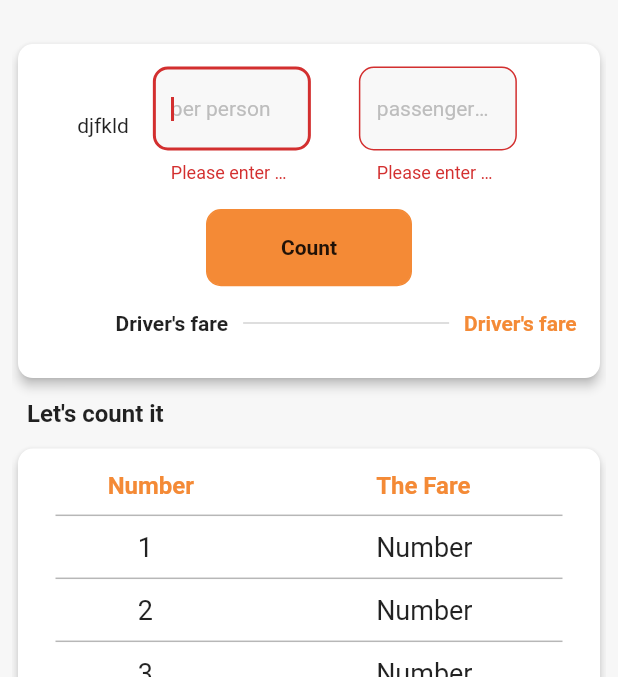
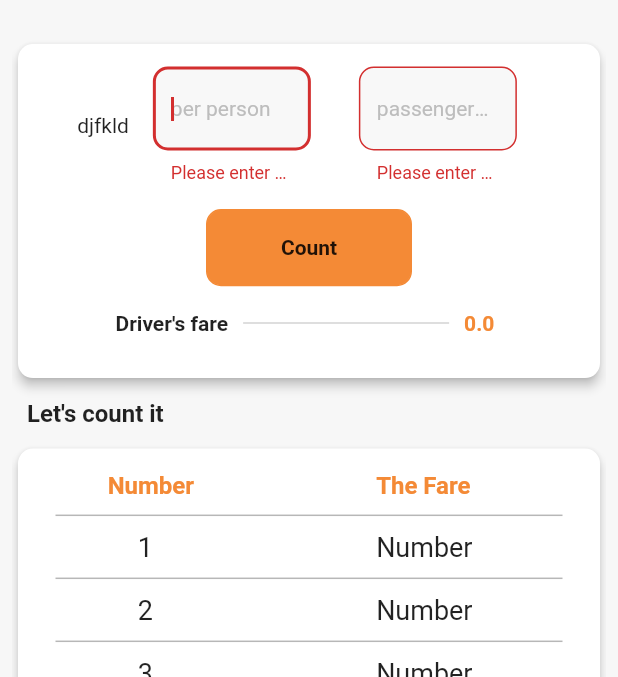
Before and after one commit to Manar-Emad/Ogrity, a Flutter app: the HomeScreen screen opened directly, after a tap on "Count", on a phone screen of 412 x 824 dp, the part 76-753 px from its top. Run offline on Flutter 3.47's test engine with Material 2 defaults, Android fonts, the phone set to English and light mode, and no system bars; our stand-ins replace bloc, flutter_bloc, shared_preferences, smooth_page_indicator; accounts and stored records are empty.

Commit message:
_count ogra_

```diff
--- a/lib/modules/home_screen.dart
+++ b/lib/modules/home_screen.dart
@@ -25,6 +25,8 @@ class _HomeScreenState extends State<HomeScreen> {
   var numController = TextEditingController();
 
   var controller = TextEditingController();
+
+  double ogra=0;
 
   bool _expanded1 = false;
   bool _expanded2 = false;
@@ -126,6 +128,9 @@ class _HomeScreenState extends State<HomeScreen> {
                                   function: (){
                                     if(formKey.currentState!.validate()){
                                     }
+                                    setState((){
+                                      ogra=(double.parse(numController.text)*double.parse(controller.text));
+                                    });
                                   },
                                   text:AppLocalization.of(context)!.translate(
                                   'count')! ,
@@ -144,8 +149,7 @@ class _HomeScreenState extends State<HomeScreen> {
                                       separatorColor.withOpacity(.3)),
                                 ),
                               ),
-                              Text(AppLocalization.of(context)!.
-                              translate('driver_fare')!,style:prim14bold(),),
+                              Text(ogra.toString(),style:prim14bold(),),
                             ],),
                           ],
                         ),
```
